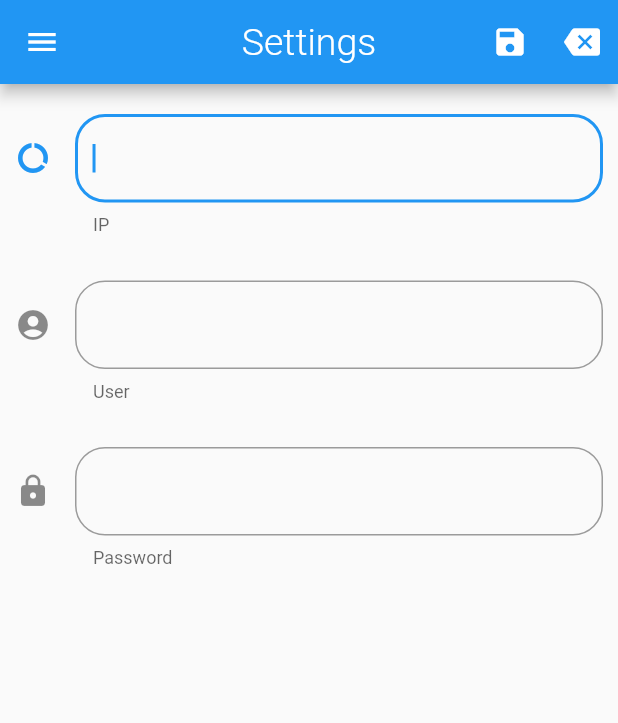
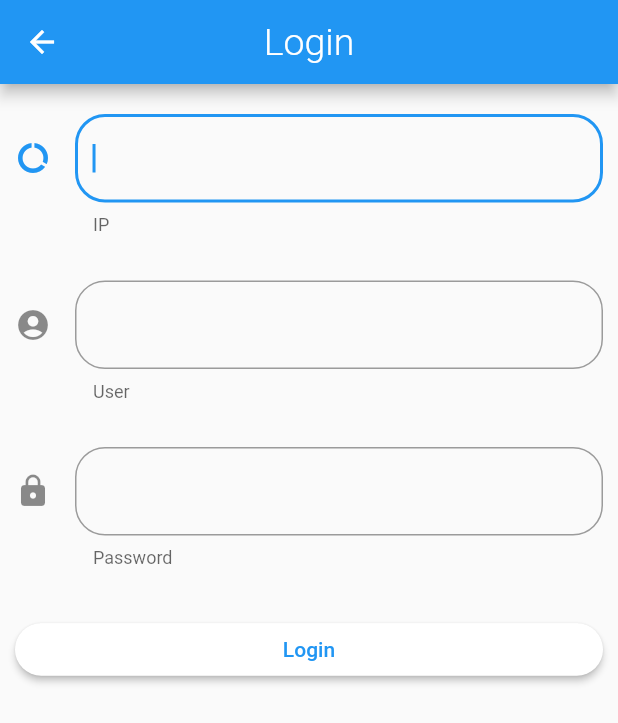
Before and after one commit to vicente32/ConsolaMirrit, a Flutter app: the SettingsPage screen opened by its route, on a phone screen of 412 x 824 dp. Shown: the top 723 px of the screen. Run offline on Flutter 3.47's test engine with Material 2 defaults, Android fonts, the phone set to English and light mode, and no system bars; our stand-ins replace rxdart, shared_preferences; accounts and stored records are empty; statements that could not run were skipped.

Commit message:
login terminado

```diff
--- a/consola/lib/src/blocs/provider.dart
+++ b/consola/lib/src/blocs/provider.dart
@@ -3,7 +3,7 @@ import 'package:jmc_hh/src/blocs/articulo_bloc.dart';
 import 'package:jmc_hh/src/blocs/refreshEcom_bloc.dart';
 import 'package:jmc_hh/src/blocs/sincronizar_bloc.dart';
 import 'package:jmc_hh/src/blocs/status_bloc.dart';
-
+import '../blocs/login_bloc.dart';
 
 class Provider extends InheritedWidget {
   static Provider _instancia;
@@ -11,7 +11,7 @@ class Provider extends InheritedWidget {
   final artBloc = new ArticuloBloc();
   final sincBloc = new SincronizarBloc();
   final refreshBloc = new RefreshEcommerceBloc();
-
+  final loginBloc = new LoginBloc();
 
   factory Provider({Key key, Widget child}) {
     if (_instancia == null) {
@@ -41,4 +41,8 @@ class Provider extends InheritedWidget {
   static RefreshEcommerceBloc refresEcommercehBloc(BuildContext context) {
     return context.dependOnInheritedWidgetOfExactType<Provider>().refreshBloc;
   }
+
+  static LoginBloc logginBloc(BuildContext context) {
+    return context.dependOnInheritedWidgetOfExactType<Provider>().loginBloc;
+  }
 }
--- a/consola/lib/src/pages/general/menuppal_page.dart
+++ b/consola/lib/src/pages/general/menuppal_page.dart
@@ -63,15 +63,14 @@ class MenuPrincipalPage extends StatelessWidget {
         child: RaisedButton(
             elevation: 1.0,
             autofocus: true,
-          child: Text('Estado de Sistema'),
+            child: Text('Status'),
             color: Colors.white,
             textColor: Colors.blue,
             shape: StadiumBorder(),
             onPressed: () {
               _procesarAccionEstadoSistema(context);
               print("Abrimos estado sistema");
-          }
-        ));
+            }));
   }
 
   _crearBotonProcesarArt(BuildContext context) {
@@ -87,8 +86,7 @@ class MenuPrincipalPage extends StatelessWidget {
             onPressed: () {
               _procesarProcesarArt(context);
               print("reprocesar articulo");
-          }
-        ));
+            }));
   }
 
   _crearBotonSincronizarDragon(BuildContext context) {
@@ -125,7 +123,7 @@ class MenuPrincipalPage extends StatelessWidget {
         height: 60.0,
         child: RaisedButton(
           elevation: 1.0,
-          child: Text('Settings'),
+          child: Text('Login'),
           color: Colors.white,
           textColor: Colors.blue,
           shape: StadiumBorder(),
--- a/consola/lib/src/pages/general/settings_page.dart
+++ b/consola/lib/src/pages/general/settings_page.dart
@@ -1,6 +1,8 @@
 import 'package:flutter/material.dart';
+import 'package:jmc_hh/src/pages/general/menuppal_page.dart';
 import 'package:jmc_hh/src/widgets/menu_widgets.dart';
 import '../../share_prefs/preferencia_usuario.dart';
+import '../../providers/login/login_provider.dart';
 
 class SettingsPage extends StatefulWidget {
   static final String routName = 'settings';
@@ -14,6 +16,7 @@ class _SettingsPageState extends State<SettingsPage> {
   TextEditingController _textControllerIp;
   TextEditingController _textControllerUser;
   TextEditingController _textControllerPass;
+  final getLogin = new LoginProvider();
 
   /* PREFERENCIAS */
   final prefs = new PreferenciasUsuario();
@@ -32,42 +35,20 @@ class _SettingsPageState extends State<SettingsPage> {
   Widget build(BuildContext context) {
     return Scaffold(
       appBar: _crearAppBar(),
-      drawer: MenuWidget(),
       body: _crearBody(),
     );
   }
 
   /* --------- appBar ---------- */
   Widget _crearAppBar() {
-    return AppBar(title: Text(
-      'Settings',
+    return AppBar(
+        title: Text('Login',
             style: TextStyle(
               color: Colors.white,
               fontSize: 25.0,
               fontWeight: FontWeight.w300,
-      )
-      ),
-    centerTitle: true,
-    actions: <Widget>[
-      // action button
-      IconButton(
-        icon: Icon(Icons.save),
-        onPressed: () {
-          showDialog(
-              context: context,
-              builder: (BuildContext context) {
-                return AlertDialog(
-                  title: Text("Datos Registrados"),
-                  shape: StadiumBorder(),
-                );
-              });
-        },
-      ),
-      IconButton(
-        icon: Icon(Icons.backspace),
-        onPressed: () => Navigator.pop(context),
-      )
-    ]);
+            )),
+        centerTitle: true);
   }
 
   /* --------- form principal ---------- */
@@ -82,6 +63,7 @@ class _SettingsPageState extends State<SettingsPage> {
           SizedBox(height: 30),
           _crearInputPassword(),
           SizedBox(height: 30),
+          _loginButton(context),
         ],
       ),
     );
@@ -111,7 +93,8 @@ class _SettingsPageState extends State<SettingsPage> {
             child: TextField(
           controller: _textControllerUser,
           decoration: InputDecoration(
-              border: OutlineInputBorder(borderRadius: BorderRadius.circular(20.0)),
+              border:
+                  OutlineInputBorder(borderRadius: BorderRadius.circular(20.0)),
               helperText: 'User',
               errorText: snapshot.error,
               icon: Icon(Icons.account_circle)),
@@ -131,16 +114,49 @@ class _SettingsPageState extends State<SettingsPage> {
         controller: _textControllerPass,
         obscureText: true,
         decoration: InputDecoration(
-              border: OutlineInputBorder(borderRadius: BorderRadius.circular(20.0)),
+            border:
+                OutlineInputBorder(borderRadius: BorderRadius.circular(20.0)),
             helperText: 'Password',
             errorText: snapshot.error,
             icon: Icon(Icons.lock)),
         onChanged: (value) {
           prefs.password = value;
         },
-          )
+      ));
+    });
+  }
+
+  _loginButton(BuildContext context) {
+    return ButtonTheme(
+        minWidth: 100.0,
+        height: 35.0,
+        child: RaisedButton(
+            child: Text('Login'),
+            color: Colors.white,
+            textColor: Colors.blue,
+            shape: StadiumBorder(),
+            onPressed: () {
+              _accionLogin(context);
+              print('boton login');
+            }));
+  }
+
+  _accionLogin(BuildContext context) async {
+    LoginProvider provider = new LoginProvider();
+    final res = await provider.getLogin();
+    print(res);
+    print(getLogin);
+    if (res.statusCode == 200) {
+      Navigator.pushNamed(context, MenuPrincipalPage.routName);
+    } else if (res.statusCode != 200) {
+      showDialog(
+          context: context,
+          builder: (BuildContext context) {
+            return AlertDialog(
+              title: Text("Error con Login"),
+              shape: StadiumBorder(),
             );
-      }
-    );
+          });
     }
   }
+}
```
Also changed, not shown: consola/lib/main.dart (+7 -10 lines), consola/lib/src/models/estadoDr/status_response.dart (+4 -9 lines), consola/lib/src/pages/estadoSistema/estadosistema_page.dart (+21 -62 lines), consola/lib/src/providers/refreshEcommerce/refresh_ecom_provider.dart (+11 -13 lines), consola/pubspec.lock. Lines whose indentation alone changed are shown as unchanged.
